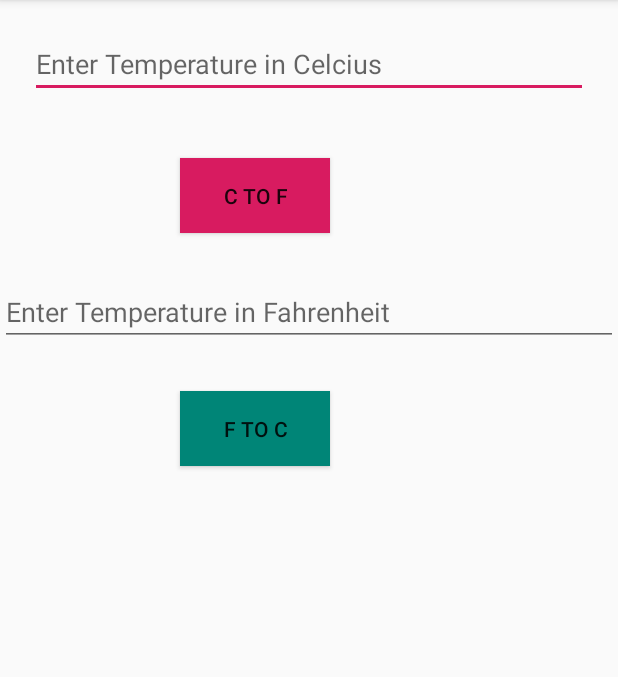
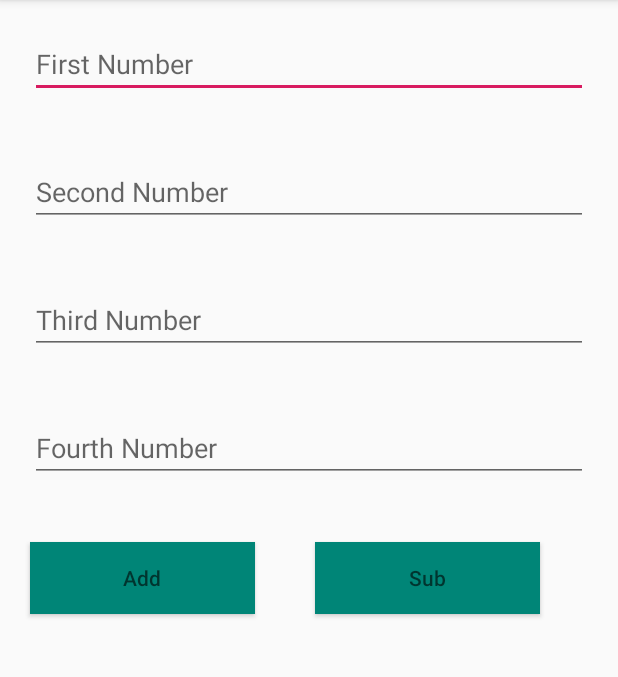
Before and after one commit to madan-tiwari/TemptConversion, an Android app: the screen it shows after launch (MainActivity before the commit, CalculatorActivity after it), after a tap on an icon or button, on a phone screen of 412 x 824 dp, the part 84-761 px from its top. Run offline under Robolectric (Android 15) with nearby library versions, the phone set to English and light mode, and no system bars.

Commit message:
new update

```diff
--- /dev/null
+++ b/app/src/main/java/com/madantiwari/temptconversion/CalculatorActivity.java
@@ -0,0 +1,60 @@
+package com.madantiwari.temptconversion;
+
+import androidx.appcompat.app.AppCompatActivity;
+
+import android.os.Bundle;
+import android.view.View;
+import android.widget.Button;
+import android.widget.EditText;
+import android.widget.Toast;
+
+public class CalculatorActivity extends AppCompatActivity {
+
+    private EditText etFirstnum, etSecondnum, etThirdnum, etFourthnum;
+    private Button btnAdd, btnSub;
+    int first, seconnd, third, fourth, result;
+
+
+    @Override
+    protected void onCreate(Bundle savedInstanceState) {
+        super.onCreate(savedInstanceState);
+        setContentView(R.layout.activity_calculator);
+
+        //binding
+        etFirstnum = findViewById(R.id.etfirst);
+        etSecondnum = findViewById(R.id.etsecond);
+        etThirdnum = findViewById(R.id.etthird);
+        etFourthnum = findViewById(R.id.etfourth);
+        btnAdd = findViewById(R.id.btnadd);
+        btnSub = findViewById(R.id.btnsub);
+
+
+        //btn click listener
+        btnAdd.setOnClickListener(new View.OnClickListener() {
+            @Override
+            public void onClick(View v) {
+                first=Integer.parseInt(etFirstnum.getText().toString());
+                seconnd=Integer.parseInt(etSecondnum.getText().toString());
+                third=Integer.parseInt(etThirdnum.getText().toString());
+                fourth=Integer.parseInt(etFourthnum.getText().toString());
+                result = first + seconnd + third +fourth;
+
+                //output
+                Toast.makeText(CalculatorActivity.this, "Addition is "+result, Toast.LENGTH_LONG).show();
+            }
+        });
+
+        btnSub.setOnClickListener(new View.OnClickListener() {
+            @Override
+            public void onClick(View v) {
+                first=Integer.parseInt(etFirstnum.getText().toString());
+                seconnd=Integer.parseInt(etSecondnum.getText().toString());
+                third=Integer.parseInt(etThirdnum.getText().toString());
+                fourth=Integer.parseInt(etFourthnum.getText().toString());
+                result = first - seconnd - third - fourth;
+
+                Toast.makeText(CalculatorActivity.this, "Sub is"+result, Toast.LENGTH_LONG).show();
+            }
+        });
+    }
+}
--- a/app/src/main/java/com/madantiwari/temptconversion/DashboardActivity.java
+++ b/app/src/main/java/com/madantiwari/temptconversion/DashboardActivity.java
@@ -25,13 +25,12 @@ public class DashboardActivity extends AppCompatActivity implements View.OnClick
         btnsi.setOnClickListener(this);
 
 
-
     }
 
     @Override
     public void onClick(View v) {
         if(v.getId()==R.id.btnCalc){
-            Intent intent = new Intent(DashboardActivity.this,MainActivity.class);
+            Intent intent = new Intent(DashboardActivity.this,CalculatorActivity.class);
             startActivity(intent);
         }
         else if(v.getId()==R.id.btnTemp){
@@ -39,8 +38,8 @@ public class DashboardActivity extends AppCompatActivity implements View.OnClick
             startActivity(intent);
 
         }
-        else if(v.getId()==R.id.btnTemp){
-            Intent intent = new Intent(DashboardActivity.this, MainActivity.class);
+        else if(v.getId()==R.id.btnSI){
+            Intent intent = new Intent(DashboardActivity.this, SIActivity.class);
             startActivity(intent);
 
         }
--- /dev/null
+++ b/app/src/main/res/layout/activity_calculator.xml
@@ -0,0 +1,65 @@
+<?xml version="1.0" encoding="utf-8"?>
+<LinearLayout xmlns:android="http://schemas.android.com/apk/res/android"
+    xmlns:app="http://schemas.android.com/apk/res-auto"
+    xmlns:tools="http://schemas.android.com/tools"
+    android:layout_width="match_parent"
+    android:layout_height="match_parent"
+    android:orientation="vertical"
+    tools:context=".MainActivity">
+
+    <EditText
+        android:id="@+id/etfirst"
+        android:layout_margin="20dp"
+        android:layout_width="match_parent"
+        android:layout_height="wrap_content"
+        android:hint="First Number"
+
+        />
+    <EditText
+        android:id="@+id/etsecond"
+        android:layout_margin="20dp"
+        android:layout_width="match_parent"
+        android:layout_height="wrap_content"
+        android:hint="Second Number"
+
+        />
+    <EditText
+        android:id="@+id/etthird"
+        android:layout_margin="20dp"
+        android:layout_width="match_parent"
+        android:layout_height="wrap_content"
+        android:hint="Third Number"
+
+        />
+    <EditText
+        android:id="@+id/etfourth"
+        android:layout_margin="20dp"
+        android:layout_width="match_parent"
+        android:layout_height="wrap_content"
+        android:hint="Fourth Number"
+        />
+
+    <LinearLayout
+        android:layout_width="match_parent"
+        android:layout_height="wrap_content"
+        android:orientation="horizontal">
+
+        <Button
+            android:id="@+id/btnadd"
+            android:layout_margin="20dp"
+            android:layout_width="150dp"
+            android:layout_height="wrap_content"
+            android:hint="Add"
+            android:background="@color/colorPrimary"
+            />
+
+        <Button
+            android:id="@+id/btnsub"
+            android:layout_width="150dp"
+            android:layout_height="wrap_content"
+            android:layout_margin="20dp"
+            android:layout_marginLeft="100dp"
+            android:background="@color/colorPrimary"
+            android:hint="Sub" />
+    </LinearLayout>
+</LinearLayout>
```
Also changed, not shown: app/src/main/AndroidManifest.xml (+3 -7 lines), app/src/main/java/com/madantiwari/temptconversion/SIActivity.java (added, +49 -0 lines), app/src/main/res/layout/activity_si.xml (added, +48 -0 lines).
